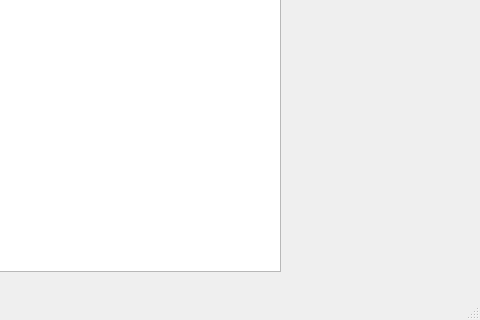
This is mainw.ui in zavalroman/simplenn as Qt 5 draws it before an edit; both pictures show x 625 to 1105 and y 634 to 954 of the 1105 by 954 pixel window. The edited form follows.
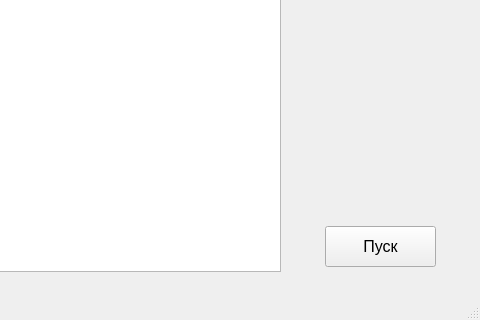
This is the edited form.

Diff of the .ui file:
```diff
--- a/mainw.ui
+++ b/mainw.ui
@@ -334,6 +334,24 @@
      <string>9</string>
     </property>
    </widget>
+   <widget class="QPushButton" name="start">
+    <property name="geometry">
+     <rect>
+      <x>950</x>
+      <y>860</y>
+      <width>111</width>
+      <height>41</height>
+     </rect>
+    </property>
+    <property name="font">
+     <font>
+      <pointsize>12</pointsize>
+     </font>
+    </property>
+    <property name="text">
+     <string>Пуск</string>
+    </property>
+   </widget>
   </widget>
   <widget class="QMenuBar" name="menubar">
    <property name="geometry">
```
